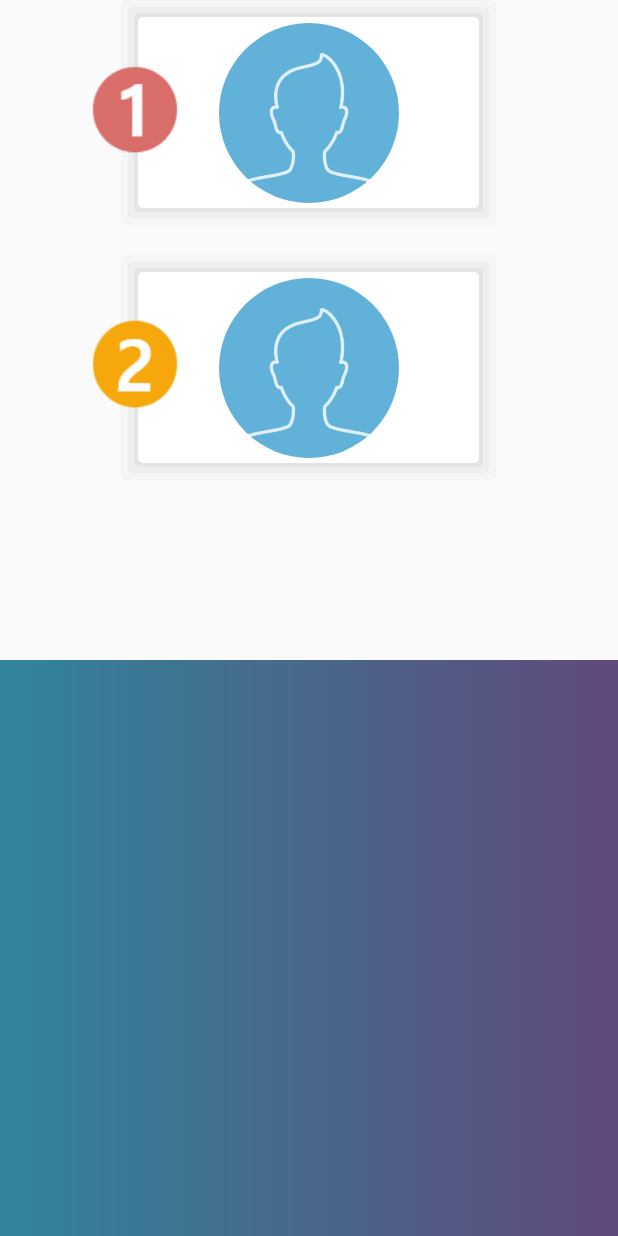
After one commit to HyeonJiChoi/ChiChi, an Android app: the layout fragment_inspector_test_problem_profile.xml on its own in the app's theme, with its tools: preview values and no code run, on a phone screen of 412 x 824 dp. The commit adds this screen. Run offline under Robolectric (Android 15) with nearby library versions, the phone set to English and light mode, and no system bars.

Commit message:
Add Profile problem
add

```diff
--- /dev/null
+++ b/CHICHI/app/src/main/res/layout/fragment_inspector_test_problem_profile.xml
@@ -0,0 +1,60 @@
+<?xml version="1.0" encoding="utf-8"?>
+<RelativeLayout xmlns:android="http://schemas.android.com/apk/res/android"
+    android:layout_width="match_parent"
+    android:layout_height="match_parent">
+
+    <Button
+        android:layout_width="250dp"
+        android:layout_height="150dp"
+        android:id="@+id/TestProblemListProfile1"
+        android:background="@drawable/select_button"
+        android:layout_centerHorizontal="true"
+        android:layout_marginBottom="20dp"
+        android:stateListAnimator="@null"/>
+    <de.hdodenhof.circleimageview.CircleImageView
+        android:id="@+id/TestProblemProfile1"
+        android:layout_width="120dp"
+        android:layout_height="120dp"
+        android:src="@drawable/initprofile"
+        android:layout_centerHorizontal="true"
+        android:layout_marginBottom="20dp"
+        android:layout_marginTop="15dp"/>
+    <ImageView
+        android:layout_marginTop="30dp"
+        android:layout_marginLeft="40dp"
+        android:layout_width="100dp"
+        android:layout_height="100dp"
+        android:src="@drawable/smallquiz1" />
+    <Button
+        android:layout_below="@+id/TestProblemListProfile1"
+        android:layout_width="250dp"
+        android:layout_height="150dp"
+        android:id="@+id/TestProblemListProfile2"
+        android:background="@drawable/select_button"
+        android:layout_centerHorizontal="true"
+        android:layout_marginBottom="20dp"
+        android:stateListAnimator="@null"/>
+    <de.hdodenhof.circleimageview.CircleImageView
+        android:layout_below="@+id/TestProblemListProfile1"
+        android:id="@+id/TestProblemProfile2"
+        android:layout_width="120dp"
+        android:layout_height="120dp"
+        android:src="@drawable/initprofile"
+        android:layout_centerHorizontal="true"
+        android:layout_marginBottom="20dp"
+        android:layout_marginTop="15dp"/>
+    <ImageView
+        android:layout_below="@+id/TestProblemListProfile1"
+        android:layout_marginTop="30dp"
+        android:layout_marginLeft="40dp"
+        android:layout_width="100dp"
+        android:layout_height="100dp"
+        android:src="@drawable/smallquiz2" />
+    <View
+        android:id="@+id/test_backgroundView"
+        android:layout_width="match_parent"
+        android:layout_height="match_parent"
+        android:layout_below="@+id/TestProblemListProfile2"
+        android:layout_marginTop="100dp"
+        android:background="@drawable/gradient" />
+</RelativeLayout>
```
Also changed, not shown: CHICHI/app/src/main/java/org/dementia/chichi/InspectorTestProblemProfile.java (added, +76 -0 lines), CHICHI/app/src/main/java/org/dementia/chichi/InspectorTestScreen.java (+30 -2 lines).
